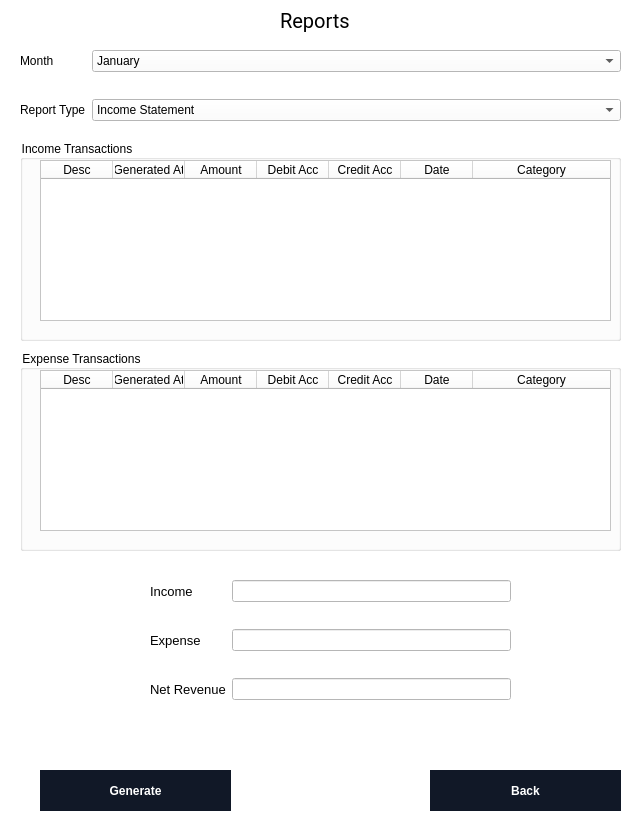
Old version of the form UIs/ReportPage.ui in the repository ahmedsilat44/Ledger.
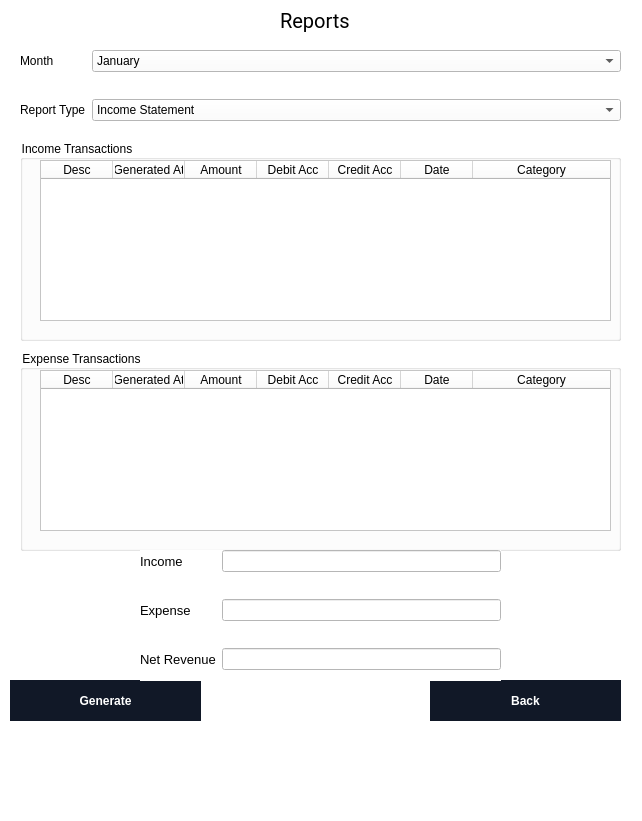
New version of the form.

Patch:
```diff
--- a/UIs/ReportPage.ui
+++ b/UIs/ReportPage.ui
@@ -152,8 +152,8 @@
    <widget class="QPushButton" name="pushButton">
     <property name="geometry">
      <rect>
-      <x>40</x>
-      <y>770</y>
+      <x>10</x>
+      <y>680</y>
       <width>191</width>
       <height>41</height>
      </rect>
@@ -184,7 +184,7 @@
     <property name="geometry">
      <rect>
       <x>430</x>
-      <y>770</y>
+      <y>680</y>
       <width>191</width>
       <height>41</height>
      </rect>
@@ -360,8 +360,8 @@
    <widget class="QWidget" name="formLayoutWidget_3">
     <property name="geometry">
      <rect>
-      <x>150</x>
-      <y>580</y>
+      <x>140</x>
+      <y>550</y>
       <width>361</width>
       <height>131</height>
      </rect>
```
